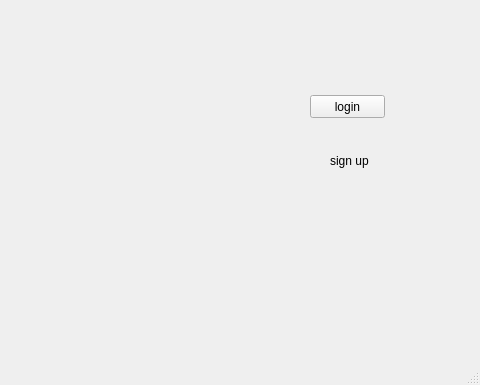
First picture: the form in program/view/ui_files/login_page.ui, repository Couziii/Charity-Events, before the edit; both pictures show x 320 to 800 and y 215 to 600 of the 800 by 600 pixel window.
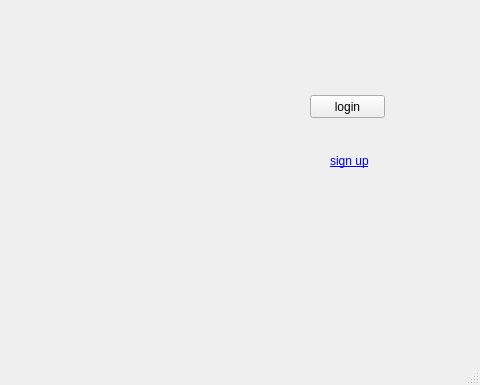
Second picture: the form after the edit.

Diff of the .ui file:
```diff
--- a/program/view/ui_files/login_page.ui
+++ b/program/view/ui_files/login_page.ui
@@ -65,6 +65,17 @@
     <property name="text">
      <string>sign up</string>
     </property>
+    <property name="styleSheet">
+     <string notr="true">
+        QLabel {
+            color: blue;
+            text-decoration: underline; /* Makes it look like a hyperlink */
+        }
+        QLabel:hover {
+            color: darkblue; /* Changes the color when hovering */
+        }
+        </string>
+    </property>
    </widget>
    <widget class="QLineEdit" name="line_edit_user_name">
     <property name="geometry">
```
Left out of the diff: 3 changed lines with no effect on the pictures.
